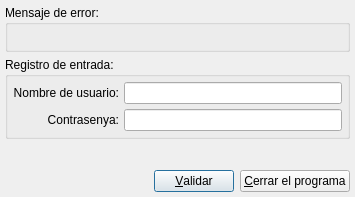
Qt form bulmages/bulmalib/src/bldblogindialogbase.ui (eboladev/Bulmages-1) before a commit.
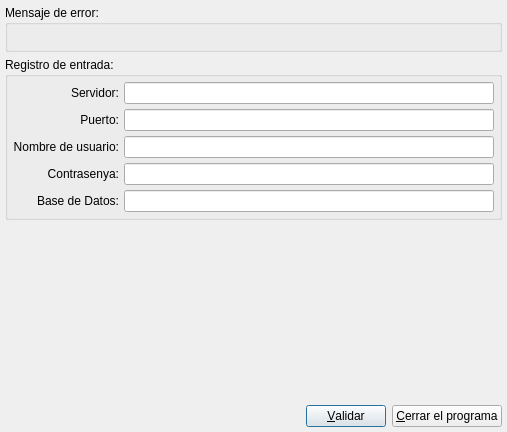
The same form after that commit.

Commit message: Agrego la nueva clase BlFile que deriva de QFile y que buscara archivos inexistentes en la red. Quito algunos informes del general installbulmages y los pongo en sus respectivos plugins Cambio el sistema de inicio para que al no conectarse a la base de datos se pida aparte de usuario y contrasenya el host, puerto y nombre de la base de datos. Todo esto se combina con el selector en el caso de no especificar base de datos.

The edit to the form file:
```diff
--- a/bulmages/bulmalib/src/bldblogindialogbase.ui
+++ b/bulmages/bulmalib/src/bldblogindialogbase.ui
@@ -3,19 +3,17 @@
  <comment></comment>
  <exportmacro></exportmacro>
  <class>BlDbLoginDialogBase</class>
- <widget class="QDialog" name="BlDbLoginDialogBase" >
-  <property name="geometry" >
+ <widget class="QDialog" name="BlDbLoginDialogBase">
+  <property name="geometry">
    <rect>
     <x>0</x>
     <y>0</y>
-    <width>355</width>
-    <height>197</height>
+    <width>507</width>
+    <height>432</height>
    </rect>
   </property>
-  <property name="sizePolicy" >
-   <sizepolicy>
-    <hsizetype>0</hsizetype>
-    <vsizetype>0</vsizetype>
+  <property name="sizePolicy">
+   <sizepolicy hsizetype="Fixed" vsizetype="Fixed">
     <horstretch>0</horstretch>
     <verstretch>0</verstretch>
    </sizepolicy>
@@ -73,12 +71,35 @@
       <property name="spacing" >
        <number>5</number>
       </property>
-      <item row="0" column="1" >
-       <widget class="QLineEdit" name="m_login" />
+      <item row="0" column="0">
+       <widget class="QLabel" name="label">
+        <property name="text">
+         <string>Servidor:</string>
+        </property>
+        <property name="alignment">
+         <set>Qt::AlignRight|Qt::AlignTrailing|Qt::AlignVCenter</set>
+        </property>
+       </widget>
       </item>
-      <item row="0" column="0" >
-       <widget class="QLabel" name="textLabel1" >
-        <property name="text" >
+      <item row="1" column="0">
+       <widget class="QLabel" name="Puerto">
+        <property name="text">
+         <string>Puerto:</string>
+        </property>
+        <property name="alignment">
+         <set>Qt::AlignRight|Qt::AlignTrailing|Qt::AlignVCenter</set>
+        </property>
+       </widget>
+      </item>
+      <item row="0" column="1">
+       <widget class="QLineEdit" name="m_host"/>
+      </item>
+      <item row="1" column="1">
+       <widget class="QLineEdit" name="m_port"/>
+      </item>
+      <item row="2" column="0">
+       <widget class="QLabel" name="textLabel1">
+        <property name="text">
          <string>Nombre de usuario:</string>
         </property>
         <property name="alignment" >
@@ -86,9 +107,9 @@
         </property>
        </widget>
       </item>
-      <item row="1" column="0" >
-       <widget class="QLabel" name="textLabel2" >
-        <property name="text" >
+      <item row="3" column="0">
+       <widget class="QLabel" name="textLabel2">
+        <property name="text">
          <string>Contrasenya:</string>
         </property>
         <property name="alignment" >
@@ -96,13 +117,29 @@
         </property>
        </widget>
       </item>
-      <item row="1" column="1" >
-       <widget class="QLineEdit" name="m_password" >
-        <property name="echoMode" >
+      <item row="2" column="1">
+       <widget class="QLineEdit" name="m_login"/>
+      </item>
+      <item row="3" column="1">
+       <widget class="QLineEdit" name="m_password">
+        <property name="echoMode">
          <enum>QLineEdit::Password</enum>
         </property>
        </widget>
       </item>
+      <item row="4" column="1">
+       <widget class="QLineEdit" name="m_db"/>
+      </item>
+      <item row="4" column="0">
+       <widget class="QLabel" name="label_2">
+        <property name="text">
+         <string>Base de Datos:</string>
+        </property>
+        <property name="alignment">
+         <set>Qt::AlignRight|Qt::AlignTrailing|Qt::AlignVCenter</set>
+        </property>
+       </widget>
+      </item>
      </layout>
     </widget>
    </item>
@@ -120,13 +157,13 @@
     </spacer>
    </item>
    <item>
-    <layout class="QHBoxLayout" >
-     <property name="margin" >
-      <number>0</number>
-     </property>
-     <property name="spacing" >
+    <layout class="QHBoxLayout">
+     <property name="spacing">
       <number>6</number>
      </property>
+     <property name="margin">
+      <number>0</number>
+     </property>
      <item>
       <spacer>
        <property name="orientation" >
@@ -164,10 +201,7 @@
    </item>
   </layout>
  </widget>
- <includes>
-  <include location="local">local_blI18n.h</include>
- </includes>
- <layoutdefault spacing="6" margin="11" />
+ <layoutdefault spacing="6" margin="11"/>
  <tabstops>
   <tabstop>m_login</tabstop>
   <tabstop>m_password</tabstop>
```
Left out of the diff: 71 changed lines with no effect on the pictures. The commit also changes 106 other files.
